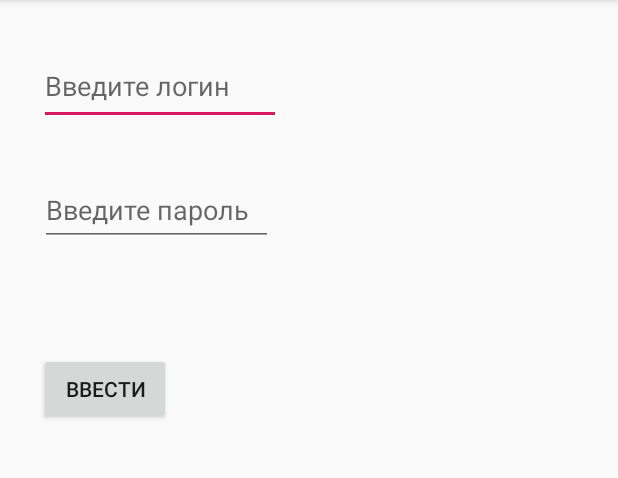
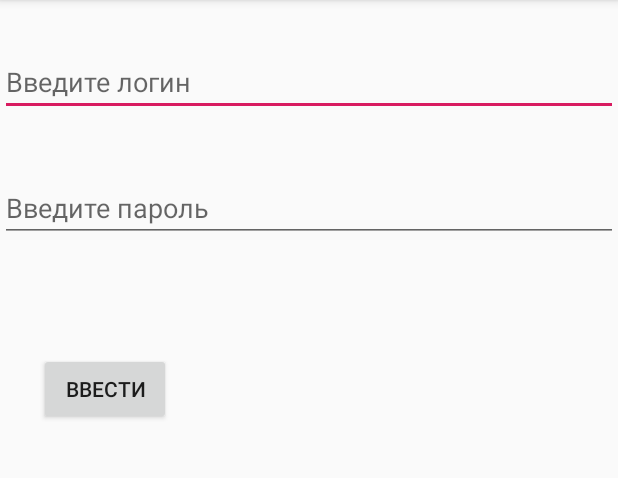
Before and after one commit to lenabeliaeva/android_app_insurance, an Android app: the screen it shows after launch (MainActivity), on a phone screen of 412 x 824 dp, the part 84-562 px from its top. Run offline under Robolectric (Android 15) with nearby library versions, the phone set to English and light mode, and no system bars.

```diff
--- a/app/build.gradle
+++ b/app/build.gradle
@@ -35,6 +35,9 @@ dependencies {
     implementation fileTree(dir: 'libs', include: ['*.jar'])
     implementation 'androidx.appcompat:appcompat:1.1.0'
     implementation 'androidx.constraintlayout:constraintlayout:1.1.3'
+    implementation 'com.google.android.material:material:1.0.0'
+    implementation 'androidx.navigation:navigation-fragment:2.0.0'
+    implementation 'androidx.navigation:navigation-ui:2.0.0'
     testImplementation 'junit:junit:4.13'
     androidTestImplementation 'androidx.test.ext:junit:1.1.1'
     androidTestImplementation 'androidx.test.espresso:espresso-core:3.2.0'
--- a/app/src/main/res/layout/activity_main.xml
+++ b/app/src/main/res/layout/activity_main.xml
@@ -8,8 +8,8 @@
 
     <EditText
         android:id="@+id/editTextLogin"
-        android:layout_width="161dp"
-        android:layout_height="51dp"
+        android:layout_width="match_parent"
+        android:layout_height="wrap_content"
         android:layout_marginTop="32dp"
         android:hint="@string/enter_login"
         android:importantForAutofill="no"
@@ -21,8 +21,8 @@
 
     <EditText
         android:id="@+id/editTextPassword"
-        android:layout_width="155dp"
-        android:layout_height="48dp"
+        android:layout_width="match_parent"
+        android:layout_height="wrap_content"
         android:layout_marginTop="116dp"
         android:autofillHints="@string/enter_password"
         android:ems="10"
@@ -48,7 +48,7 @@
 
     <TextView
         android:id="@+id/text_view"
-        android:layout_width="wrap_content"
+        android:layout_width="match_parent"
         android:layout_height="wrap_content"
         android:textSize="14sp"
         app:layout_constraintBottom_toBottomOf="parent"
--- /dev/null
+++ b/app/src/main/res/values/dimens.xml
@@ -0,0 +1,3 @@
+<resources>
+    <dimen name="fab_margin">16dp</dimen>
+</resources>
--- a/app/src/main/res/values/strings.xml
+++ b/app/src/main/res/values/strings.xml
@@ -4,4 +4,6 @@
     <string name="submit_password">Ввести</string>
     <string name="wait">Ждём пароль</string>
     <string name="enter_login">Введите логин</string>
+    <string name="title_activity_receive_message">ReceiveMessageActivity</string>
+
 </resources>
--- a/build.gradle
+++ b/build.gradle
@@ -7,7 +7,7 @@ buildscript {
 
     }
     dependencies {
-        classpath 'com.android.tools.build:gradle:3.6.1'
+        classpath 'com.android.tools.build:gradle:3.6.3'
 
         // NOTE: Do not place your application dependencies here; they belong
         // in the individual module build.gradle files
```
Also changed, not shown: app/src/main/java/com/example/insurance/MainActivity.java (+20 -11 lines), app/src/main/res/values/styles.xml (+9 -0 lines).
